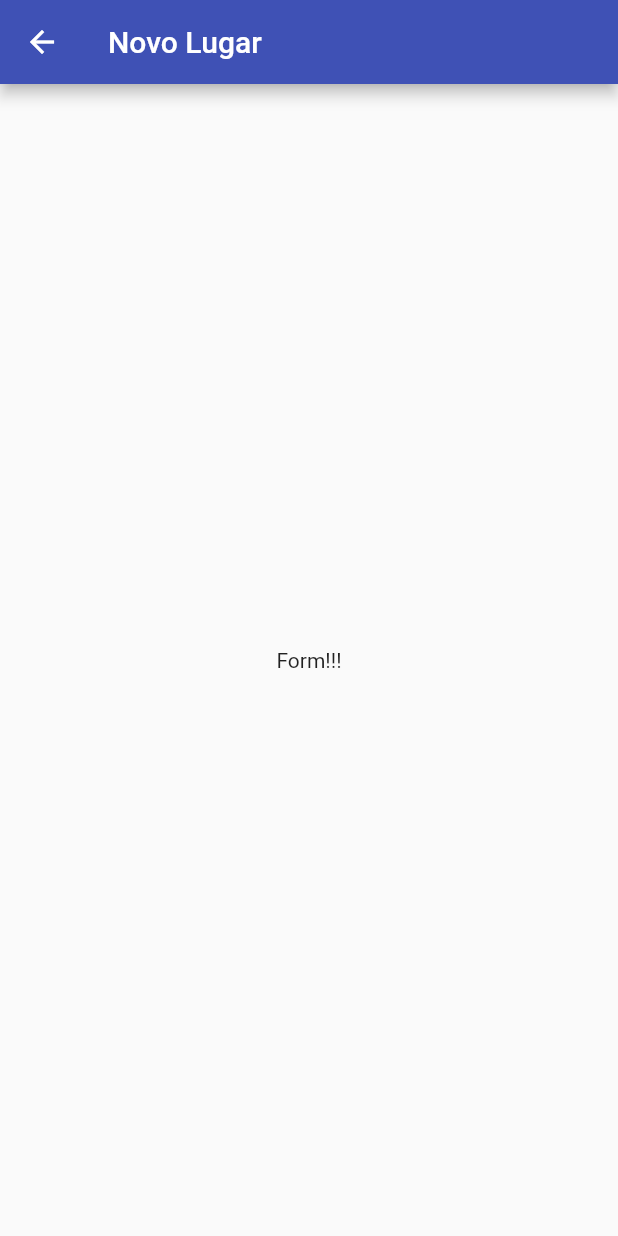
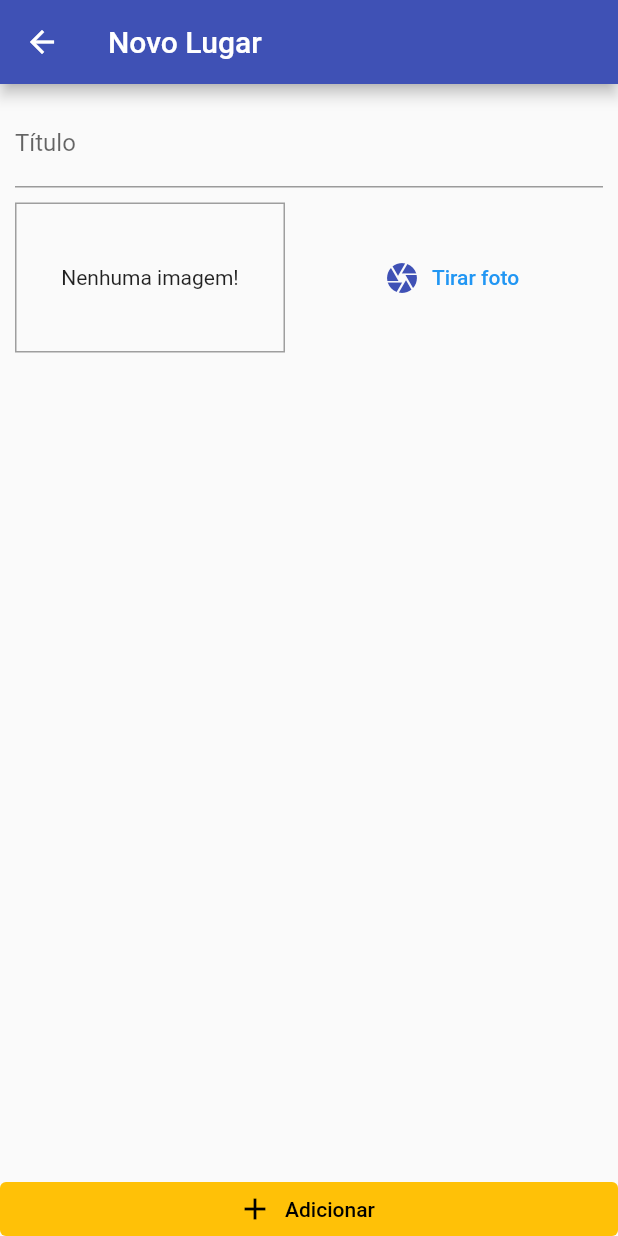
Before and after one commit to nilodornellas/project_places, a Flutter app: the screen it shows after launch, after a tap on the "add" icon, on a phone screen of 412 x 824 dp. Run offline on Flutter 3.47's test engine with Material 2 defaults, Android fonts, the phone set to English and light mode, and no system bars.

Commit message:
Criando front da tela de adição do lugar.

```diff
--- a/lib/main.dart
+++ b/lib/main.dart
@@ -14,8 +14,10 @@
     return MaterialApp(
       title: 'Great Places',
       theme: ThemeData(
-        primarySwatch: Colors.indigo,
-        accentColor: Colors.amber,
+        colorScheme: ThemeData().colorScheme.copyWith(
+              secondary: Colors.amber,
+              primary: Colors.indigo,
+            ),
         visualDensity: VisualDensity.adaptivePlatformDensity,
       ),
       home: PlacesListScreen(),
--- a/lib/screens/place_form_screen.dart
+++ b/lib/screens/place_form_screen.dart
@@ -1,4 +1,5 @@
 import 'package:flutter/material.dart';
+import 'package:great_places/widgets/image_input.dart';
 
 class PlaceFormScreen extends StatefulWidget {
   @override
@@ -6,14 +7,50 @@
 }
 
 class _PlaceFormScreenState extends State<PlaceFormScreen> {
+  final _titleController = TextEditingController();
+
+  void _submitForm() {}
+
   @override
   Widget build(BuildContext context) {
     return Scaffold(
       appBar: AppBar(
         title: Text('Novo Lugar'),
       ),
-      body: Center(
-        child: Text('Form!!!'),
+      body: Column(
+        crossAxisAlignment: CrossAxisAlignment.stretch,
+        children: [
+          Expanded(
+            child: SingleChildScrollView(
+              child: Padding(
+                padding: const EdgeInsets.all(10.0),
+                child: Column(
+                  children: [
+                    TextField(
+                      controller: _titleController,
+                      decoration: InputDecoration(
+                        labelText: 'Título',
+                      ),
+                    ),
+                    SizedBox(height: 10),
+                    ImageInput(),
+                  ],
+                ),
+              ),
+            ),
+          ),
+          ElevatedButton.icon(
+            onPressed: _submitForm,
+            icon: Icon(Icons.add),
+            style: ElevatedButton.styleFrom(
+              primary: Theme.of(context).colorScheme.secondary,
+              onPrimary: Colors.black,
+              elevation: 0,
+              tapTargetSize: MaterialTapTargetSize.shrinkWrap,
+            ),
+            label: Text('Adicionar'),
+          ),
+        ],
       ),
     );
   }
--- /dev/null
+++ b/lib/widgets/image_input.dart
@@ -0,0 +1,40 @@
+import 'package:flutter/material.dart';
+
+class ImageInput extends StatefulWidget {
+  const ImageInput({Key? key}) : super(key: key);
+
+  @override
+  State<ImageInput> createState() => _ImageInputState();
+}
+
+class _ImageInputState extends State<ImageInput> {
+  @override
+  Widget build(BuildContext context) {
+    return Row(
+      children: [
+        Container(
+          width: 180,
+          height: 100,
+          decoration: BoxDecoration(
+            border: Border.all(width: 1, color: Colors.grey),
+          ),
+          alignment: Alignment.center,
+          child: Text('Nenhuma imagem!'),
+        ),
+        SizedBox(width: 10),
+        Expanded(
+          child: TextButton.icon(
+            onPressed: () {},
+            icon: Icon(Icons.camera),
+            label: Text(
+              'Tirar foto',
+              style: TextStyle(
+                color: Theme.of(context).primaryColor,
+              ),
+            ),
+          ),
+        ),
+      ],
+    );
+  }
+}
```
